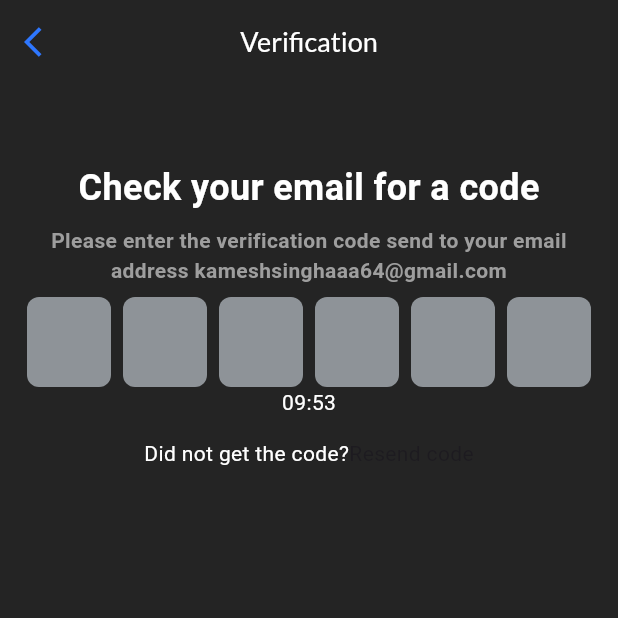
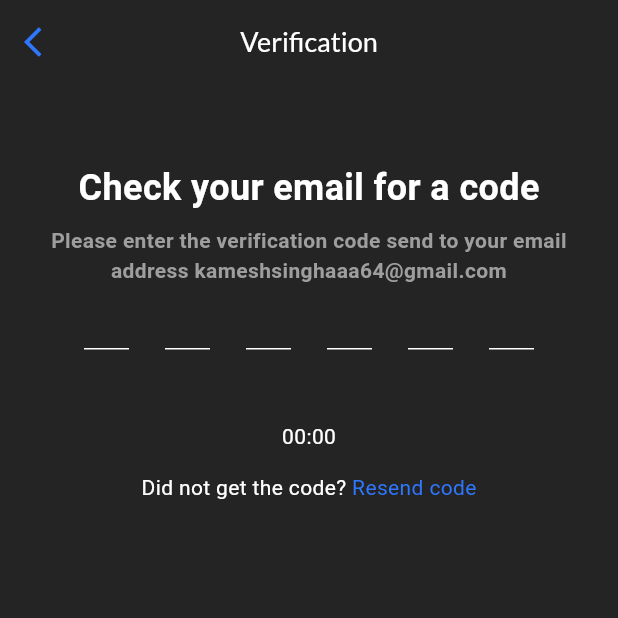
Before and after one commit to kamesh7773/zoom_clone, a Flutter app: the EmailOtpVerificationPage screen opened directly, on a phone screen of 412 x 824 dp, the top half of it. Run offline on Flutter 3.47's test engine with Material 3 defaults, Android fonts, the light colour scheme and no system bars; drawn by our look-alikes of pinput; our stand-ins replace device_info_plus, firebase_core, flutter_pw_validator, font_awesome_flutter; missing offline and left inert: password_field_validator, universal_html; accounts and stored records are empty.

Commit message:
commit from office

```diff
--- a/lib/main.dart
+++ b/lib/main.dart
@@ -1,6 +1,6 @@
 import 'package:firebase_core/firebase_core.dart';
 import 'package:flutter/material.dart';
-import 'package:zoom_clone/pages/auth%20pages/email_otp_verification_page.dart';
+import 'package:zoom_clone/pages/auth%20pages/create_account.dart';
 import 'package:zoom_clone/routes/route_names.dart';
 import 'package:zoom_clone/services/firebase_options.dart';
 
@@ -20,7 +20,7 @@ class MyApp extends StatelessWidget {
       title: 'Zoom Clone',
       initialRoute: RoutesNames.welcomePage,
       // onGenerateRoute: Routes.genrateRoute,
-      home: EmailOtpVerificationPage(),
+      home: CreateAccount(),
     );
   }
 }
--- a/lib/pages/auth pages/email_otp_verification_page.dart
+++ b/lib/pages/auth pages/email_otp_verification_page.dart
@@ -1,4 +1,5 @@
 import 'package:flutter/material.dart';
+import 'package:flutter/services.dart';
 import 'package:pinput/pinput.dart';
 
 class EmailOtpVerificationPage extends StatefulWidget {
@@ -9,6 +10,9 @@ class EmailOtpVerificationPage extends StatefulWidget {
 }
 
 class _EmailOtpVerificationPageState extends State<EmailOtpVerificationPage> {
+  // varible declaration.
+  Color resentButton = const Color.fromRGBO(46, 119, 255, 1);
+
   @override
   Widget build(BuildContext context) {
     return Scaffold(
@@ -33,11 +37,11 @@ class _EmailOtpVerificationPageState extends State<EmailOtpVerificationPage> {
           ),
         ),
       ),
-      body: const Center(
+      body: Center(
         child: Column(
           children: [
-            SizedBox(height: 52),
-            Text(
+            const SizedBox(height: 52),
+            const Text(
               "Check your email for a code",
               style: TextStyle(
                 color: Colors.white,
@@ -45,7 +49,7 @@ class _EmailOtpVerificationPageState extends State<EmailOtpVerificationPage> {
                 fontWeight: FontWeight.bold,
               ),
             ),
-            Padding(
+            const Padding(
               padding: EdgeInsets.all(8.0),
               child: Text(
                 "Please enter the verification code send to your email address kameshsinghaaa64@gmail.com",
@@ -56,30 +60,84 @@ class _EmailOtpVerificationPageState extends State<EmailOtpVerificationPage> {
                 ),
               ),
             ),
+            const SizedBox(height: 26),
             //! Pinput Widget.
             Pinput(
               length: 6,
-
               keyboardType: TextInputType.number,
+              inputFormatters: [
+                FilteringTextInputFormatter.digitsOnly,
+              ],
+              defaultPinTheme: const PinTheme(
+                width: 30,
+                margin: EdgeInsets.all(8),
+                decoration: BoxDecoration(
+                  color: Color.fromARGB(255, 36, 36, 36),
+                  backgroundBlendMode: BlendMode.color,
+                  border: Border(
+                    bottom: BorderSide(color: Colors.white),
+                  ),
+                ),
+                textStyle: TextStyle(
+                  fontSize: 24,
+                  color: Colors.white,
+                ),
+              ),
+              focusedPinTheme: const PinTheme(
+                width: 30,
+                margin: EdgeInsets.all(8),
+                decoration: BoxDecoration(
+                  color: Color.fromARGB(255, 36, 36, 36),
+                  backgroundBlendMode: BlendMode.color,
+                  border: Border(
+                    bottom: BorderSide(color: Colors.white),
+                  ),
+                ),
+                textStyle: TextStyle(
+                  fontSize: 24,
+                  color: Colors.white,
+                ),
+              ),
             ),
-            Text(
-              "09:53",
+            const SizedBox(height: 40),
+            const Text(
+              "00:00",
               style: TextStyle(
                 color: Colors.white,
               ),
             ),
-            SizedBox(height: 14),
+            const SizedBox(height: 14),
             Row(
               mainAxisAlignment: MainAxisAlignment.center,
               children: [
-                Text(
+                const Text(
                   "Did not get the code?",
                   style: TextStyle(
                     color: Colors.white,
                   ),
                 ),
-                Text(
-                  "Resend code",
+                GestureDetector(
+                  onTapDown: (_) {
+                    setState(() {
+                      resentButton = Colors.white;
+                    });
+                  },
+                  onTapUp: (_) {
+                    setState(() {
+                      resentButton = const Color.fromRGBO(46, 119, 255, 1);
+                    });
+                  },
+                  onTapCancel: () {
+                    setState(() {
+                      resentButton = const Color.fromRGBO(46, 119, 255, 1);
+                    });
+                  },
+                  child: Text(
+                    " Resend code",
+                    style: TextStyle(
+                      color: resentButton,
+                    ),
+                  ),
                 )
               ],
             )
--- a/pubspec.yaml
+++ b/pubspec.yaml
@@ -44,6 +44,8 @@ dependencies:
   universal_html: ^2.2.4
   font_awesome_flutter: ^10.8.0
   pinput: ^5.0.0
+  flutter_pw_validator: ^1.6.0
+  password_field_validator: ^0.0.1
 
 dev_dependencies:
   flutter_test:
```
Also changed, not shown: lib/pages/auth pages/create_account.dart (added, +230 -0 lines), pubspec.lock.
